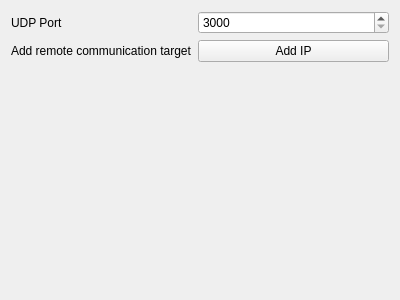
This is src/ui/QGCUDPLinkConfiguration.ui in mavlink/qgroundcontrol as Qt 5 draws it before an edit. The edited form follows.
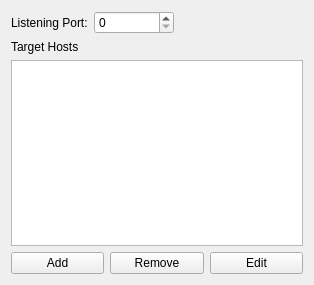
This is the edited form.

Commit message: The ultimate goal is to plug a device, set it up and go fly it without any fuss. The goal of this first installment is to organize the code a bit so it's more readable, clean up a bit of left over cruft, and manage link configurations (and links in general).

```diff
--- a/src/ui/QGCUDPLinkConfiguration.ui
+++ b/src/ui/QGCUDPLinkConfiguration.ui
@@ -6,44 +6,82 @@
    <rect>
     <x>0</x>
     <y>0</y>
-    <width>400</width>
-    <height>300</height>
+    <width>314</width>
+    <height>285</height>
    </rect>
   </property>
   <property name="windowTitle">
    <string>Form</string>
   </property>
-  <layout class="QFormLayout" name="formLayout">
-   <item row="0" column="0">
-    <widget class="QLabel" name="portLabel">
-     <property name="text">
-      <string>UDP Port</string>
-     </property>
-    </widget>
+  <layout class="QVBoxLayout" name="verticalLayout">
+   <item>
+    <layout class="QHBoxLayout" name="horizontalLayout_2">
+     <item>
+      <widget class="QLabel" name="label">
+       <property name="text">
+        <string>Listening Port:</string>
+       </property>
+      </widget>
+     </item>
+     <item>
+      <widget class="QSpinBox" name="portNumber">
+       <property name="minimumSize">
+        <size>
+         <width>80</width>
+         <height>0</height>
+        </size>
+       </property>
+      </widget>
+     </item>
+     <item>
+      <spacer name="horizontalSpacer">
+       <property name="orientation">
+        <enum>Qt::Horizontal</enum>
+       </property>
+       <property name="sizeHint" stdset="0">
+        <size>
+         <width>40</width>
+         <height>20</height>
+        </size>
+       </property>
+      </spacer>
+     </item>
+    </layout>
    </item>
-   <item row="0" column="1">
-    <widget class="QSpinBox" name="portSpinBox">
-     <property name="minimum">
-      <number>3000</number>
-     </property>
-     <property name="maximum">
-      <number>100000</number>
-     </property>
-    </widget>
-   </item>
-   <item row="1" column="0">
-    <widget class="QLabel" name="label">
+   <item>
+    <widget class="QLabel" name="label_2">
      <property name="text">
-      <string>Add remote communication target</string>
+      <string>Target Hosts</string>
      </property>
     </widget>
    </item>
-   <item row="1" column="1">
-    <widget class="QPushButton" name="addIPButton">
-     <property name="text">
-      <string>Add IP</string>
-     </property>
-    </widget>
+   <item>
+    <widget class="QListView" name="listView"/>
+   </item>
+   <item>
+    <layout class="QHBoxLayout" name="horizontalLayout">
+     <item>
+      <widget class="QPushButton" name="addHost">
+       <property name="text">
+        <string>Add</string>
+       </property>
+      </widget>
+     </item>
+     <item>
+      <widget class="QPushButton" name="removeHost">
+       <property name="text">
+        <string>Remove</string>
+       </property>
+      </widget>
+     </item>
+     <item>
+      <widget class="QPushButton" name="editHost">
+       <property name="text">
+        <string>Edit</string>
+       </property>
+      </widget>
+     </item>
+    </layout>
    </item>
   </layout>
  </widget>
```
The commit also changes 39 other files.
